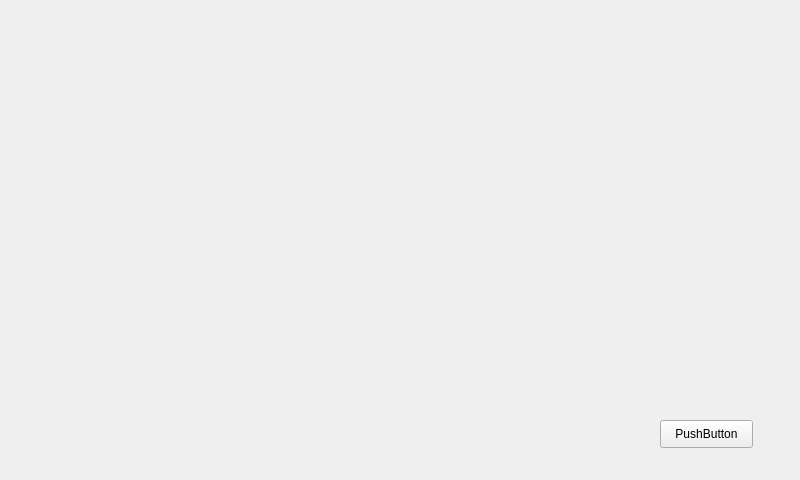
Old version of the form item/intelligent_community/community_service.ui in the repository hewei-bit/QT-Learing.
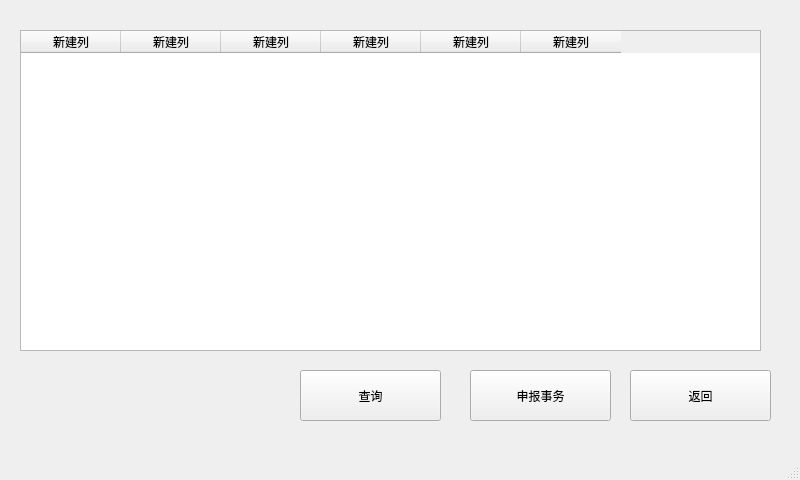
New version of the form.

The edit to the form file:
```diff
--- a/item/intelligent_community/community_service.ui
+++ b/item/intelligent_community/community_service.ui
@@ -1,7 +1,7 @@
 <?xml version="1.0" encoding="UTF-8"?>
 <ui version="4.0">
- <class>Community_service</class>
- <widget class="QWidget" name="Community_service">
+ <class>community_service</class>
+ <widget class="QMainWindow" name="community_service">
   <property name="geometry">
    <rect>
     <x>0</x>
@@ -13,19 +13,98 @@
   <property name="windowTitle">
    <string>Form</string>
   </property>
-  <widget class="QPushButton" name="back_Btn">
+  <widget class="QWidget" name="centralwidget">
+   <widget class="QPushButton" name="pushButton">
+    <property name="geometry">
+     <rect>
+      <x>630</x>
+      <y>370</y>
+      <width>141</width>
+      <height>51</height>
+     </rect>
+    </property>
+    <property name="text">
+     <string>返回</string>
+    </property>
+   </widget>
+   <widget class="QPushButton" name="pushButton_2">
+    <property name="geometry">
+     <rect>
+      <x>470</x>
+      <y>370</y>
+      <width>141</width>
+      <height>51</height>
+     </rect>
+    </property>
+    <property name="text">
+     <string>申报事务</string>
+    </property>
+   </widget>
+   <widget class="QPushButton" name="check_Btn">
+    <property name="geometry">
+     <rect>
+      <x>300</x>
+      <y>370</y>
+      <width>141</width>
+      <height>51</height>
+     </rect>
+    </property>
+    <property name="text">
+     <string>查询</string>
+    </property>
+   </widget>
+   <widget class="QTableWidget" name="business_tableWidget">
+    <property name="geometry">
+     <rect>
+      <x>20</x>
+      <y>30</y>
+      <width>741</width>
+      <height>321</height>
+     </rect>
+    </property>
+    <column>
+     <property name="text">
+      <string>新建列</string>
+     </property>
+    </column>
+    <column>
+     <property name="text">
+      <string>新建列</string>
+     </property>
+    </column>
+    <column>
+     <property name="text">
+      <string>新建列</string>
+     </property>
+    </column>
+    <column>
+     <property name="text">
+      <string>新建列</string>
+     </property>
+    </column>
+    <column>
+     <property name="text">
+      <string>新建列</string>
+     </property>
+    </column>
+    <column>
+     <property name="text">
+      <string>新建列</string>
+     </property>
+    </column>
+   </widget>
+  </widget>
+  <widget class="QMenuBar" name="menubar">
    <property name="geometry">
     <rect>
-     <x>660</x>
-     <y>420</y>
-     <width>93</width>
-     <height>28</height>
+     <x>0</x>
+     <y>0</y>
+     <width>800</width>
+     <height>26</height>
     </rect>
    </property>
-   <property name="text">
-    <string>PushButton</string>
-   </property>
   </widget>
+  <widget class="QStatusBar" name="statusbar"/>
  </widget>
  <resources/>
  <connections/>
```
Left out of the diff: 2 changed lines with no effect on the pictures.
